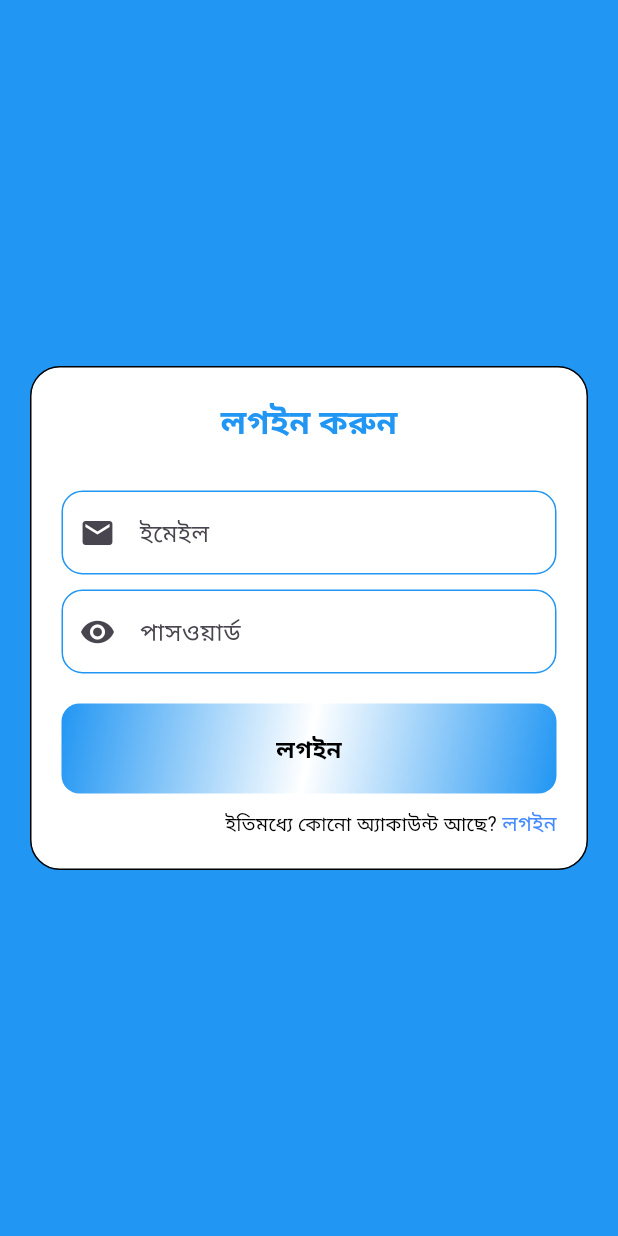
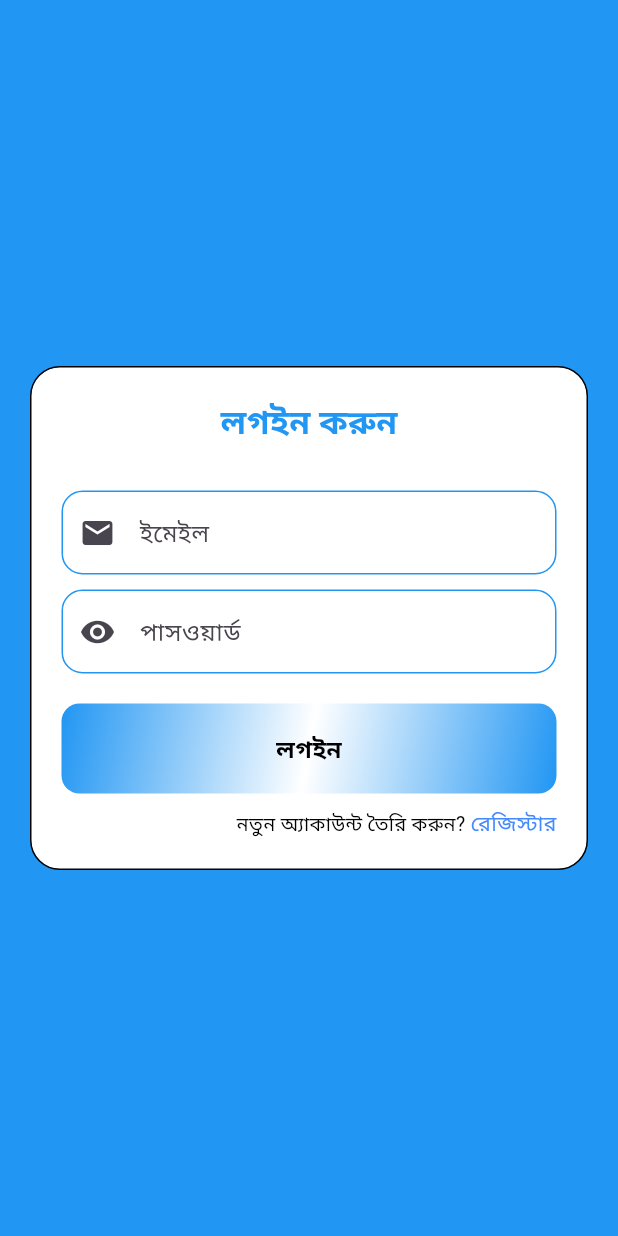
Before and after one commit to alazad214/Praner-Mart, a Flutter app: the LogIn screen opened directly, on a phone screen of 412 x 824 dp. Run offline on Flutter 3.47's test engine with Material 3 defaults, Android fonts, the phone set to English and light mode, and no system bars; our stand-ins replace get, lottie.

Commit message:
ui changes

```diff
--- a/lib/auth/login.dart
+++ b/lib/auth/login.dart
@@ -1,4 +1,6 @@
 import 'package:flutter/material.dart';
+import 'package:get/get.dart';
+import 'package:pranermart/auth/registation.dart';
 
 import '../widgets/custom_button.dart';
 import '../widgets/custom_textField.dart';
@@ -22,24 +24,25 @@ class LogIn extends StatelessWidget {
               children: [
                 Center(
                   child: Container(
-                    padding: EdgeInsets.symmetric(vertical: 20, horizontal: 20),
+                    padding: const EdgeInsets.symmetric(
+                        vertical: 20, horizontal: 20),
                     width: double.infinity,
                     decoration: BoxDecoration(
                         color: Colors.white,
                         borderRadius: BorderRadius.circular(20),
                         border: Border.all(color: Colors.black)),
-                    child: const Column(
+                    child: Column(
                       mainAxisAlignment: MainAxisAlignment.spaceBetween,
                       children: [
-                        Text(
+                        const Text(
                           "লগইন করুন",
                           style: TextStyle(
                               color: Colors.blue,
                               fontSize: 22,
                               fontWeight: FontWeight.bold),
                         ),
-                        SizedBox(height: 30),
-                        Column(
+                        const SizedBox(height: 30),
+                        const Column(
                           children: [
                             CustomformField(
                               prefixicon: Icons.email,
@@ -53,14 +56,34 @@ class LogIn extends StatelessWidget {
                             ),
                           ],
                         ),
-                        SizedBox(height: 20),
-                        CustomButton(
+                        const SizedBox(height: 20),
+                        const CustomButton(
                           text: "লগইন",
                         ),
-                        SizedBox(height: 10),
+                        const SizedBox(height: 10),
                         Row(
                           mainAxisAlignment: MainAxisAlignment.end,
-                          children: [TextRichTwo()],
+                          children: [
+                            InkWell(
+                              onTap: () {
+                                Get.offAll(() => const Ragistation());
+                              },
+                              child: const Text.rich(TextSpan(children: [
+                                TextSpan(
+                                    text: "নতুন অ্যাকাউন্ট তৈরি করুন? ",
+                                    style: TextStyle(
+                                      color: Colors.black,
+                                      fontSize: 13,
+                                    )),
+                                TextSpan(
+                                    text: "রেজিস্টার",
+                                    style: TextStyle(
+                                      color: Colors.blueAccent,
+                                      fontSize: 14,
+                                    )),
+                              ])),
+                            )
+                          ],
                         )
                       ],
                     ),
```
Also changed, not shown: lib/auth/registation.dart (+31 -8 lines).
